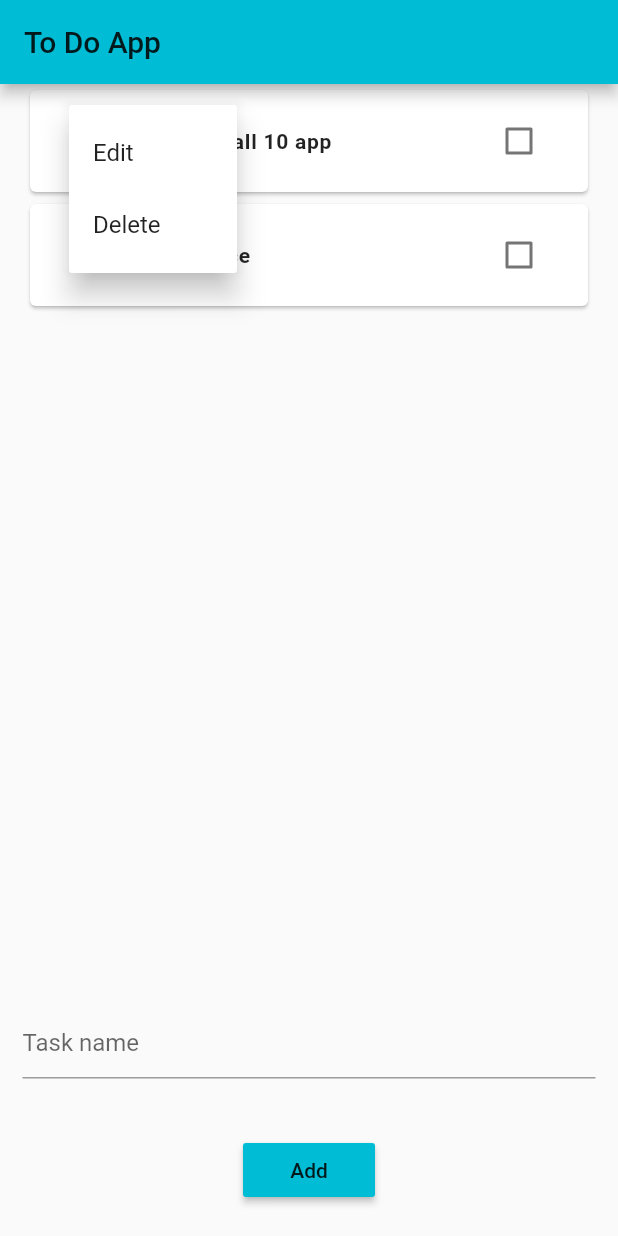
After one commit to samchanpanha1/quizapp, a Flutter app: the screen it shows after launch, after a tap on the "more vert" icon, on a phone screen of 412 x 824 dp. The commit adds this screen. Run offline on Flutter 3.47's test engine with Material 2 defaults, Android fonts, the phone set to English and light mode, and no system bars.

Commit message:
create todo app (not yet edit)

```diff
--- a/lib/main.dart
+++ b/lib/main.dart
@@ -1,7 +1,7 @@
 import 'package:flutter/material.dart';
 import 'package:provider/provider.dart';
 import 'package:quiz_app/note_app/note_app.dart';
-
+import 'package:quiz_app/todo_app/todo_app.dart';
 
 import 'note_app/note_notifer.dart';
 
@@ -12,7 +12,17 @@ void main() {
 class MyApp extends StatelessWidget {
   @override
   Widget build(BuildContext context) {
-    return ChangeNotifierProvider(
+    return MaterialApp(
+      title: 'Quiz App',
+      debugShowCheckedModeBanner: false,
+      theme: ThemeData(primarySwatch: Colors.cyan),
+      home: TodoApp(),
+    );
+  }
+}
+
+/*
+return ChangeNotifierProvider(
       create: (_) => NoteNotifier(),
       child: MaterialApp(
         title: 'Quiz App',
@@ -20,5 +30,4 @@ class MyApp extends StatelessWidget {
         home: NoteApp(),
       ),
     );
-  }
-}
+*/
--- /dev/null
+++ b/lib/todo_app/todo.dart
@@ -0,0 +1,17 @@
+import 'package:flutter/material.dart';
+
+class Todo {
+  String task;
+  bool isDone;
+  Todo({
+    this.task,
+    this.isDone = false,
+  });
+
+  bool setIsDone(bool isDone) {
+    this.isDone = isDone;
+  }
+
+  @override
+  String toString() => 'Todo(task: $task, isDone: $isDone)';
+}
--- /dev/null
+++ b/lib/todo_app/todo_app.dart
@@ -0,0 +1,126 @@
+import 'package:flutter/material.dart';
+import 'package:quiz_app/todo_app/todo.dart';
+import 'package:quiz_app/todo_app/todo_entry_page.dart';
+
+class TodoApp extends StatefulWidget {
+  const TodoApp({Key key}) : super(key: key);
+
+  @override
+  _TodoAppState createState() => _TodoAppState();
+}
+
+class _TodoAppState extends State<TodoApp> {
+  void itemChange(bool val, int index) {
+    setState(() {
+      todos[index].isDone = val;
+    });
+  }
+
+  final teController = TextEditingController();
+  @override
+  Widget build(BuildContext context) {
+    double heigh = MediaQuery.of(context).size.height;
+    return Scaffold(
+      appBar: AppBar(
+        title: Text('To Do App'),
+      ),
+      body: Column(
+        children: [
+          SingleChildScrollView(
+            padding: EdgeInsets.symmetric(horizontal: 16),
+            child: Column(
+              children: [
+                SizedBox(
+                  height: 600,
+                  child: new ListView.builder(
+                    itemCount: todos.length,
+                    itemBuilder: (BuildContext context, int index) {
+                      return new Card(
+                        child: new Container(
+                          padding: new EdgeInsets.all(10.0),
+                          child: Column(
+                            children: <Widget>[
+                              new CheckboxListTile(
+                                activeColor: Colors.pink[300],
+                                dense: true,
+                                //font change
+                                title: new Text(
+                                  todos[index].task,
+                                  style: TextStyle(
+                                      fontSize: 14,
+                                      fontWeight: FontWeight.w600,
+                                      letterSpacing: 0.5,
+                                      decoration: todos[index].isDone
+                                          ? TextDecoration.lineThrough
+                                          : TextDecoration.none),
+                                ),
+                                value: todos[index].isDone,
+                                onChanged: (bool val) {
+                                  itemChange(val, index);
+                                },
+                                secondary: PopupMenuButton(
+                                  itemBuilder: (BuildContext context) {
+                                    return [
+                                      PopupMenuItem(
+                                        child: Text('Edit'),
+                                        value: 'edit-' + index.toString(),
+                                      ),
+                                      PopupMenuItem(
+                                        child: Text('Delete'),
+                                        value: 'delete-' + index.toString(),
+                                      ),
+                                    ];
+                                  },
+                                  onSelected: (action) {
+                                    final a = action.split('-');
+                                    // print(action.split('-')[1]);
+                                    final checkFunction = a[0];
+                                    final indexId = int.parse(a[1]);
+                                    if (checkFunction == 'delete') {
+                                      setState(() {
+                                        todos.removeAt(indexId);
+                                      });
+                                    }
+                                    if (checkFunction == 'edit') {}
+                                  },
+                                ),
+                              ),
+                            ],
+                          ),
+                        ),
+                      );
+                    },
+                  ),
+                ),
+              ],
+            ),
+          ),
+          Spacer(),
+          Container(
+            padding: EdgeInsets.all(15.0),
+            child: TextField(
+              controller: teController,
+              decoration:
+                  InputDecoration(hintText: 'Task name', helperText: ''),
+            ),
+          ),
+          RaisedButton(
+            onPressed: () {
+              setState(() {
+                if (teController.text != "") {
+                  todos.add(Todo(task: teController.text));
+                }
+                teController.clear();
+              });
+            },
+            child: Text('Add'),
+            color: Colors.cyan,
+          ),
+          const SizedBox(height: 28.0),
+        ],
+      ),
+    );
+  }
+}
+
+List<Todo> todos = [Todo(task: 'Finish all 10 app'), Todo(task: 'exersice')];
--- /dev/null
+++ b/lib/todo_app/todo_entry_page.dart
@@ -0,0 +1,14 @@
+import 'package:flutter/material.dart';
+
+class TodoEntryPage extends StatelessWidget {
+  const TodoEntryPage({Key key}) : super(key: key);
+
+  @override
+  Widget build(BuildContext context) {
+    return Scaffold(
+      appBar: AppBar(
+        title: Text('To Do Page'),
+      ),
+    );
+  }
+}
```
